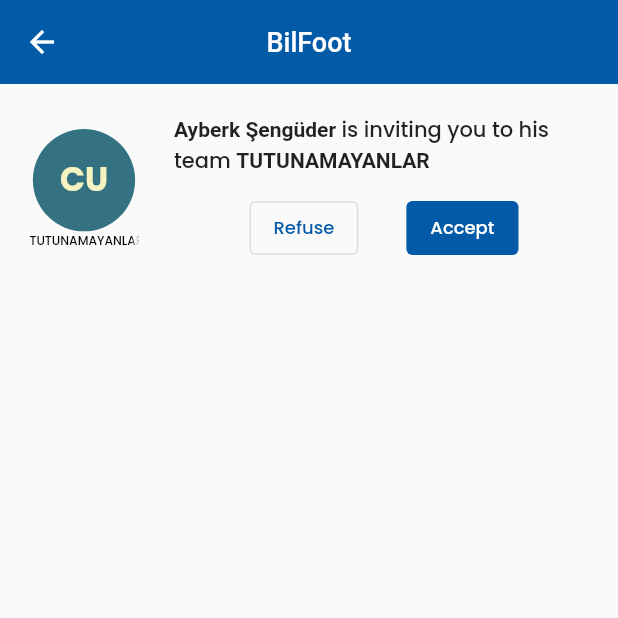
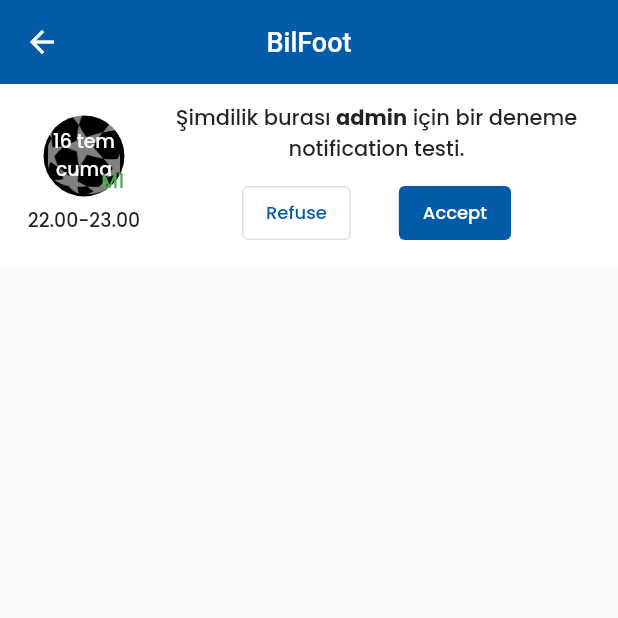
Before and after one commit to merakserhat/BilFoot2-combined, a Flutter app: the NotificationsPage screen opened directly, on a phone screen of 412 x 824 dp, the top half of it. Run offline on Flutter 3.47's test engine with Material 2 defaults, Android fonts, the phone set to English and light mode, and no system bars; drawn by our look-alikes of auto_size_text; our stand-ins replace bloc, carousel_slider, equatable, firebase_auth, firebase_core, firebase_messaging and 4 more; accounts and stored records are empty; network calls fail.

Commit message:
feat(Fe): Create new structure for notifications

```diff
--- /dev/null
+++ b/BilFoot_flutter/bilfoot/lib/config/constants/notification_types.dart
@@ -0,0 +1,19 @@
+class NotificationTypes {
+  static const String teamInvitation = "team_invitation";
+  static const String teamInvitationAccepted = "team_invitation_accepted";
+  static const String teamInvitationRefused = "team_invitation_refused";
+  static const String teamKicked = "team_kicked";
+  static const String teamCaptainSelected = "team_captain_selected";
+
+  static const String matchCandidate = "match_candidate";
+  static const String matchInvitation = "match_invitation";
+  static const String matchInvitationAccepted = "match_invitation_accepted";
+  static const String matchInvitationRefused = "match_invitation_refused";
+  static const String matchKicked = "match_kicked";
+  static const String matchCaptainSelected = "match_captain_selected";
+
+  static const String playerAnnouncementCandidate =
+      "player_announcement_candidate";
+  static const String opponentAnnouncementCandidate =
+      "opponent_announcement_candidate";
+}
--- a/BilFoot_flutter/bilfoot/lib/data/models/notification_model.dart
+++ b/BilFoot_flutter/bilfoot/lib/data/models/notification_model.dart
@@ -1,3 +1,4 @@
+import 'package:bilfoot/data/models/match_model.dart';
 import 'package:bilfoot/data/models/player_model.dart';
 import 'package:bilfoot/data/models/team_model.dart';
 
@@ -10,103 +11,43 @@ class Notifications {
 }
 
 class NotificationModel {
-  NotificationModel(
-      {required this.id,
-      required this.from,
-      this.to,
-      this.object,
-      required this.type,
-      required this.status});
+  NotificationModel({
+    required this.id,
+    required this.from,
+    required this.to,
+    required this.type,
+    required this.status,
+    required this.interaction,
+    this.playerModel,
+    this.teamModel,
+    this.matchModel,
+  });
 
   late final String id;
   late final String from;
   late final String? to;
-  late final String? object;
   late final String type;
-  late final String status;
+  late String status;
+  late final String interaction; //static-chat-approval
+  late final PlayerModel? playerModel;
+  late final TeamModel? teamModel;
+  late final MatchModel? matchModel;
 
   NotificationModel.fromJson(Map<String, dynamic> json) {
     id = json['_id'];
     from = json['from'];
     to = json['to'];
-    object = json['object'];
     type = json['type'];
     status = json['status'];
-  }
-
-  static List<NotificationModel> splitDetailedNotifications(
-      Map<String, dynamic> json) {
-    if (json["detailed_notifications"] != null) {
-      List<NotificationModel> notifications =
-          (json["detailed_notifications"] as List<dynamic>)
-              .map((detailedNotification) {
-        switch (detailedNotification["type"]) {
-          case Notifications.teamInvitation:
-            {
-              PlayerModel player =
-                  PlayerModel.fromJson(detailedNotification["player"]);
-              TeamModel team = TeamModel.fromJson(detailedNotification["team"]);
-              NotificationModel notification = NotificationModel.fromJson(
-                  detailedNotification["notification"]);
-
-              return TeamInvitationNotificationModel(
-                  notification: notification, team: team, player: player);
-            }
-          case Notifications.opponentAnnouncement:
-            {
-              PlayerModel player =
-                  PlayerModel.fromJson(detailedNotification["player"]);
-              TeamModel team = TeamModel.fromJson(detailedNotification["team"]);
-              NotificationModel notification = NotificationModel.fromJson(
-                  detailedNotification["notification"]);
-
-              return OpponentAnnouncementNotificationModel(
-                  notification: notification, team: team, player: player);
-            }
-          default:
-            {
-              return NotificationModel.fromJson(
-                  detailedNotification["notification"]);
-            }
-        }
-      }).toList();
-
-      return notifications;
-    }
-    return [];
+    interaction = json["interaction"];
+    playerModel = json["player_model"] == null
+        ? null
+        : PlayerModel.fromJson(json["player_model"]);
+    teamModel = json["team_model"] == null
+        ? null
+        : TeamModel.fromJson(json["team_model"]);
+    matchModel = json["match_model"] == null
+        ? null
+        : MatchModel.fromJson(json["match_model"]);
   }
 }
-
-class OpponentAnnouncementNotificationModel extends NotificationModel {
-  final TeamModel team;
-  final PlayerModel player;
-
-  OpponentAnnouncementNotificationModel({
-    required NotificationModel notification,
-    required this.team,
-    required this.player,
-  }) : super(
-            id: notification.id,
-            from: notification.from,
-            type: notification.type,
-            to: notification.to,
-            object: notification.object,
-            status: notification.status);
-}
-
-class TeamInvitationNotificationModel extends NotificationModel {
-  final TeamModel team;
-  final PlayerModel player;
-
-  TeamInvitationNotificationModel({
-    required NotificationModel notification,
-    required this.team,
-    required this.player,
-  }) : super(
-            id: notification.id,
-            from: notification.from,
-            type: notification.type,
-            to: notification.to,
-            object: notification.object,
-            status: notification.status);
-}
--- a/BilFoot_flutter/bilfoot/lib/data/networking/user_service.dart
+++ b/BilFoot_flutter/bilfoot/lib/data/networking/user_service.dart
@@ -92,10 +92,7 @@ class UserService {
     var jsonData = json.decode(response.body);
     print(jsonData);
     if (jsonData["detailed_notifications"] != null) {
-      List<NotificationModel> notifications =
-          NotificationModel.splitDetailedNotifications(jsonData);
-
-      Program.program.notifications = notifications;
+      //TODO get from backend
       return true;
     }
 
--- a/BilFoot_flutter/bilfoot/lib/views/screens/notifications_page/notifications_page.dart
+++ b/BilFoot_flutter/bilfoot/lib/views/screens/notifications_page/notifications_page.dart
@@ -1,3 +1,4 @@
+import 'package:bilfoot/config/constants/notification_types.dart';
 import 'package:bilfoot/config/constants/program_constants.dart';
 import 'package:bilfoot/data/models/match_model.dart';
 import 'package:bilfoot/data/models/notification_model.dart';
@@ -7,6 +8,8 @@ import 'package:bilfoot/views/screens/match_page/create_match_panel.dart';
 import 'package:bilfoot/views/screens/match_page/widgets/match_list_item.dart';
 import 'package:bilfoot/views/screens/match_page/widgets/match_table.dart';
 import 'package:bilfoot/views/widgets/basic_app_bar.dart';
+import 'package:bilfoot/views/widgets/markup_text.dart';
+import 'package:bilfoot/views/widgets/notifications/notification_card.dart';
 import 'package:bilfoot/views/widgets/notifications/opponent_announcemnt_notification.dart';
 import 'package:bilfoot/views/widgets/notifications/team_invitation_notification.dart';
 import "package:flutter/material.dart";
@@ -19,32 +22,28 @@ class NotificationsPage extends StatefulWidget {
 }
 
 class _NotificationsPageState extends State<NotificationsPage> {
-  late final OpponentAnnouncementNotificationModel
-      opponentAnnouncementNotification;
-
-  late final TeamInvitationNotificationModel teamInvitationNotificationModel;
-
+  late final NotificationModel notificationModel1;
   @override
   void initState() {
     super.initState();
-
-    opponentAnnouncementNotification = OpponentAnnouncementNotificationModel(
-        notification: NotificationModel(
-            id: "se",
-            from: "se",
-            type: "opponent-announcement",
-            status: "active"),
-        team: Program.program.dummyTeam1,
-        player: Program.program.dummyPlayer1);
-
-    teamInvitationNotificationModel = TeamInvitationNotificationModel(
-        notification: NotificationModel(
-            id: "se",
-            from: "se",
-            type: "opponent-announcement",
-            status: "active"),
-        team: Program.program.dummyTeam1,
-        player: Program.program.dummyPlayer1);
+    notificationModel1 = NotificationModel(
+        id: "a",
+        from: "from",
+        to: "to",
+        type: NotificationTypes.matchCaptainSelected,
+        status: "vending",
+        interaction: "approval",
+        matchModel: MatchModel(
+          date: "16 tem cuma",
+          hour: "22.00-23.00",
+          pitch: "M1",
+          isPitchApproved: false,
+          creator: Program.program.dummyPlayer1,
+          people: [],
+          authPeople: [],
+          showOnTable: true,
+          peopleLimit: 12,
+        ));
   }
 
   @override
@@ -54,39 +53,16 @@ class _NotificationsPageState extends State<NotificationsPage> {
       body: SingleChildScrollView(
         child: Column(
           crossAxisAlignment: CrossAxisAlignment.start,
-          /*children: Program.program.notifications
-                .map(_getNotificationWidgets)
-                .toList()),*/
           children: [
-            TeamInvitationNotification(
-                teamInvitationNotificationModel:
-                    teamInvitationNotificationModel)
+            NotificationCard(notificationModel: notificationModel1),
           ],
+          /*
+           children: Program.program.notifications
+                .map(() => Container())
+                .toList(),
+           */
         ),
       ),
     );
   }
-
-  Widget _getNotificationWidgets(NotificationModel notification) {
-    switch (notification.type) {
-      case Notifications.teamInvitation:
-        {
-          TeamInvitationNotificationModel teamInvitationNotificationModel =
-              (notification as TeamInvitationNotificationModel);
-          return TeamInvitationNotification(
-              teamInvitationNotificationModel: teamInvitationNotificationModel);
-        }
-      case Notifications.opponentAnnouncement:
-        {
-          OpponentAnnouncementNotificationModel
-              opponentAnnouncementNotificationModel =
-              (notification as OpponentAnnouncementNotificationModel);
-          return OpponentAnnouncementNotification(
-              opponentAnnouncementNotificationModel:
-                  opponentAnnouncementNotificationModel);
-        }
-    }
-
-    return const Text("Bilmiyoeruz bunu");
-  }
 }
--- a/BilFoot_flutter/bilfoot/lib/views/screens/profile_page/widgets/profile_page_photo.dart
+++ b/BilFoot_flutter/bilfoot/lib/views/screens/profile_page/widgets/profile_page_photo.dart
@@ -38,7 +38,7 @@ class ProfilePagePhoto extends StatelessWidget {
             playerModel.fullName,
             style: Theme.of(context).textTheme.headline5,
           ),
-          playerModel.pointerNum == 0 ? Container() : _buildPointLabel(),
+          // playerModel.pointerNum == 0 ? Container() : _buildPointLabel(),
         ],
       ),
     );
--- /dev/null
+++ b/BilFoot_flutter/bilfoot/lib/views/widgets/markup_text.dart
@@ -0,0 +1,47 @@
+//TODO: improve this and create a package
+import "package:flutter/material.dart";
+
+class MarkupText extends StatelessWidget {
+  final String text;
+  final TextStyle? textStyle;
+
+  const MarkupText(this.text, {Key? key, this.textStyle}) : super(key: key);
+
+  @override
+  Widget build(BuildContext context) {
+    TextStyle style = textStyle ?? Theme.of(context).textTheme.bodyText2!;
+    List<Map<String, dynamic>> texts = _defactorizeTexts();
+
+    return RichText(
+      textAlign: TextAlign.center,
+      text: TextSpan(
+          style: style,
+          children: texts
+              .map((e) => TextSpan(
+                  text: e["text"],
+                  style: e["type"] == "bold"
+                      ? style.copyWith(fontWeight: FontWeight.bold)
+                      : style))
+              .toList()),
+    );
+  }
+
+  List<Map<String, dynamic>> _defactorizeTexts() {
+    List<Map<String, dynamic>> texts = [];
+    List<String> dirtyTexts = text.split("<b>");
+    List<List<String>> textPairs =
+        dirtyTexts.map((dirtyText) => dirtyText.split("</>")).toList();
+    for (var textPair in textPairs) {
+      if (textPair.length == 1) {
+        texts.add({"text": textPair[0], "type": "normal"});
+      } else if (textPair.length == 2) {
+        texts.add({"text": textPair[0], "type": "bold"});
+        texts.add({"text": textPair[1], "type": "normal"});
+      } else {
+        throw AssertionError("Text pattern is not valid");
+      }
+    }
+
+    return texts;
+  }
+}
--- /dev/null
+++ b/BilFoot_flutter/bilfoot/lib/views/widgets/match_logo.dart
@@ -0,0 +1,61 @@
+import 'package:bilfoot/data/models/match_model.dart';
+import "package:flutter/material.dart";
+
+class MatchLogo extends StatelessWidget {
+  const MatchLogo({Key? key, required this.matchModel}) : super(key: key);
+
+  final MatchModel matchModel;
+  final double ballSize = 60;
+
+  @override
+  Widget build(BuildContext context) {
+    return Column(
+      children: [
+        Stack(
+          alignment: Alignment.center,
+          children: [
+            Container(
+              width: ballSize,
+              height: ballSize,
+              decoration: BoxDecoration(
+                  borderRadius: BorderRadius.circular(100),
+                  color: Colors.black),
+              child: Center(
+                child: Text(
+                  matchModel.date,
+                  style: Theme.of(context)
+                      .textTheme
+                      .bodyText2!
+                      .copyWith(color: Colors.white),
+                  textAlign: TextAlign.center,
+                  softWrap: true,
+                ),
+              ),
+            ),
+            SizedBox(
+              width: ballSize,
+              height: ballSize,
+              child: Image.asset(
+                "assets/images/logo_huge.png",
+                color: Colors.white.withOpacity(0.5),
+              ),
+            ),
+            Positioned(
+              child: Text(
+                matchModel.pitch,
+                style: Theme.of(context)
+                    .textTheme
+                    .bodyText2!
+                    .copyWith(color: Colors.green),
+              ),
+              right: 0,
+              bottom: 0,
+            )
+          ],
+        ),
+        const SizedBox.square(dimension: 8),
+        Text(matchModel.hour, style: Theme.of(context).textTheme.bodyText2),
+      ],
+    );
+  }
+}
--- /dev/null
+++ b/BilFoot_flutter/bilfoot/lib/views/widgets/notifications/notification_card.dart
@@ -0,0 +1,152 @@
+import 'package:bilfoot/data/models/notification_model.dart';
+import 'package:bilfoot/views/screens/match_page/match_detailed_page.dart';
+import 'package:bilfoot/views/screens/profile_page/profile_page.dart';
+import 'package:bilfoot/views/screens/profile_page/widgets/profile_page_photo.dart';
+import 'package:bilfoot/views/screens/team_page/team_page.dart';
+import 'package:bilfoot/views/screens/team_page/widgets/team_logo_title.dart';
+import 'package:bilfoot/views/widgets/markup_text.dart';
+import 'package:bilfoot/views/widgets/match_logo.dart';
+import 'package:flutter/material.dart';
+
+class NotificationCard extends StatefulWidget {
+  final NotificationModel notificationModel;
+  const NotificationCard({Key? key, required this.notificationModel})
+      : super(key: key);
+
+  @override
+  State<NotificationCard> createState() => _NotificationCardState();
+}
+
+class _NotificationCardState extends State<NotificationCard> {
+  @override
+  Widget build(BuildContext context) {
+    return Container(
+      color: _getColor(),
+      child: InkWell(
+        onTap: _handleClick,
+        child: Padding(
+          padding: const EdgeInsets.symmetric(vertical: 12, horizontal: 16),
+          child: Row(
+            children: [
+              SizedBox(
+                width: 80,
+                height: 80,
+                child: FittedBox(
+                  child: _getLeadingIcon(),
+                ),
+              ),
+              const SizedBox.square(dimension: 10),
+              Expanded(
+                child: Column(
+                  children: [
+                    MarkupText(_getText()),
+                    const SizedBox.square(dimension: 8),
+                    Row(
+                      mainAxisAlignment: MainAxisAlignment.center,
+                      children: _getActions(),
+                    )
+                  ],
+                ),
+              )
+            ],
+          ),
+        ),
+      ),
+    );
+  }
+
+  Widget _getLeadingIcon() {
+    if (widget.notificationModel.teamModel != null) {
+      return TeamLogoTitle(
+        teamModel: widget.notificationModel.teamModel!,
+        bigLogo: true,
+      );
+    } else if (widget.notificationModel.matchModel != null) {
+      return MatchLogo(matchModel: widget.notificationModel.matchModel!);
+    } else if (widget.notificationModel.playerModel != null) {
+      return ProfilePagePhoto(
+          playerModel: widget.notificationModel.playerModel!);
+    }
+
+    return Container();
+  }
+
+  String _getText() {
+    return "Şimdilik burası <b>admin</> için bir deneme notification testi.";
+  }
+
+  List<Widget> _getActions() {
+    if (widget.notificationModel.interaction == "chat") {
+      return [
+        ElevatedButton(
+          onPressed: () {
+            //TODO: chat
+          },
+          child: const Text("Write Message"),
+        ),
+      ];
+    } else if (widget.notificationModel.interaction == "approval") {
+      if (widget.notificationModel.status == "vending") {
+        return [
+          OutlinedButton(
+              onPressed: () {
+                setState(() {
+                  widget.notificationModel.status = "refused";
+                });
+              },
+              child: const Text("Refuse")),
+          const SizedBox.square(dimension: 32),
+          ElevatedButton(
+              onPressed: () {
+                setState(() {
+                  widget.notificationModel.status = "accepted";
+                });
+              },
+              child: const Text("Accept")),
+        ];
+      } else {
+        return [
+          Expanded(child: Container()),
+          Text(
+            widget.notificationModel.status,
+            style: Theme.of(context).textTheme.headline3!.copyWith(
+                color: widget.notificationModel.status == "refused"
+                    ? Colors.red
+                    : Colors.green),
+          )
+        ];
+      }
+    }
+
+    return [];
+  }
+
+  void _handleClick() {
+    if (widget.notificationModel.teamModel != null) {
+      Navigator.of(context).push(MaterialPageRoute(
+          builder: (context) =>
+              TeamPage(team: widget.notificationModel.teamModel!)));
+    } else if (widget.notificationModel.playerModel != null) {
+      Navigator.of(context).push(MaterialPageRoute(
+          builder: (_) => ProfilePage(
+                playerModel: widget.notificationModel.playerModel,
+              )));
+    } else if (widget.notificationModel.matchModel != null) {
+      Navigator.of(context).push(MaterialPageRoute(
+          builder: (context) =>
+              MatchDetailedPage(match: widget.notificationModel.matchModel!)));
+    }
+  }
+
+  Color _getColor() {
+    if (widget.notificationModel.status == "accepted") {
+      return Colors.green.withOpacity(0.1);
+    }
+
+    if (widget.notificationModel.status == "refused") {
+      return Colors.red.withOpacity(0.1);
+    }
+
+    return Colors.white;
+  }
+}
--- a/BilFoot_flutter/bilfoot/lib/views/widgets/notifications/opponent_announcemnt_notification.dart
+++ b/BilFoot_flutter/bilfoot/lib/views/widgets/notifications/opponent_announcemnt_notification.dart
@@ -7,8 +7,7 @@ class OpponentAnnouncementNotification extends StatelessWidget {
       {Key? key, required this.opponentAnnouncementNotificationModel})
       : super(key: key);
 
-  final OpponentAnnouncementNotificationModel
-      opponentAnnouncementNotificationModel;
+  final NotificationModel opponentAnnouncementNotificationModel;
 
   @override
   Widget build(BuildContext context) {
@@ -18,7 +17,7 @@ class OpponentAnnouncementNotification extends StatelessWidget {
         padding: const EdgeInsets.symmetric(vertical: 12, horizontal: 16),
         child: Row(
           children: [
-            SizedBox(
+            /*SizedBox(
               width: 80,
               height: 80,
               child: FittedBox(
@@ -27,7 +26,7 @@ class OpponentAnnouncementNotification extends StatelessWidget {
                   bigLogo: true,
                 ),
               ),
-            ),
+            ),*/
             const SizedBox.square(dimension: 10),
             Expanded(
               child: Column(
@@ -38,15 +37,13 @@ class OpponentAnnouncementNotification extends StatelessWidget {
                       style: Theme.of(context).textTheme.bodyText2,
                       children: <TextSpan>[
                         TextSpan(
-                            text: opponentAnnouncementNotificationModel
-                                .player.fullName,
+                            text: opponentAnnouncementNotificationModel.to,
                             style:
                                 const TextStyle(fontWeight: FontWeight.bold)),
                         const TextSpan(
                             text: ' is looking for an opponent for his team '),
                         TextSpan(
-                            text:
-                                opponentAnnouncementNotificationModel.team.name,
+                            text: opponentAnnouncementNotificationModel.to,
                             style:
                                 const TextStyle(fontWeight: FontWeight.bold)),
                       ],
--- a/BilFoot_flutter/bilfoot/lib/views/widgets/notifications/team_invitation_notification.dart
+++ b/BilFoot_flutter/bilfoot/lib/views/widgets/notifications/team_invitation_notification.dart
@@ -7,7 +7,7 @@ class TeamInvitationNotification extends StatefulWidget {
       {Key? key, required this.teamInvitationNotificationModel})
       : super(key: key);
 
-  final TeamInvitationNotificationModel teamInvitationNotificationModel;
+  final NotificationModel teamInvitationNotificationModel;
 
   @override
   State<TeamInvitationNotification> createState() =>
@@ -25,7 +25,7 @@ class _TeamInvitationNotificationState
         padding: const EdgeInsets.symmetric(vertical: 12, horizontal: 16),
         child: Row(
           children: [
-            SizedBox(
+            /* SizedBox(
               width: 80,
               height: 80,
               child: FittedBox(
@@ -34,7 +34,7 @@ class _TeamInvitationNotificationState
                   bigLogo: true,
                 ),
               ),
-            ),
+            ),*/
             const SizedBox.square(dimension: 20),
             Expanded(
                 child: Padding(
@@ -47,14 +47,12 @@ class _TeamInvitationNotificationState
                       style: Theme.of(context).textTheme.bodyText2,
                       children: <TextSpan>[
                         TextSpan(
-                            text: widget.teamInvitationNotificationModel.player
-                                .fullName,
+                            text: widget.teamInvitationNotificationModel.to,
                             style:
                                 const TextStyle(fontWeight: FontWeight.bold)),
                         const TextSpan(text: ' is inviting you to his team '),
                         TextSpan(
-                            text: widget
-                                .teamInvitationNotificationModel.team.name,
+                            text: widget.teamInvitationNotificationModel.to,
                             style:
                                 const TextStyle(fontWeight: FontWeight.bold)),
                       ],
```
